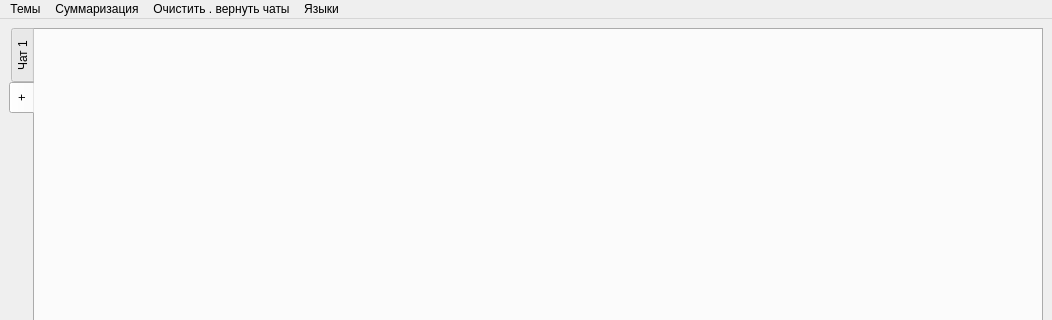
First picture: the form in GUI/Ui_MainWindow.ui, repository socloseeee/FileParserChatGPT, before the edit; both pictures show x 0 to 1052 and y 0 to 320 of the 1052 by 911 pixel window.
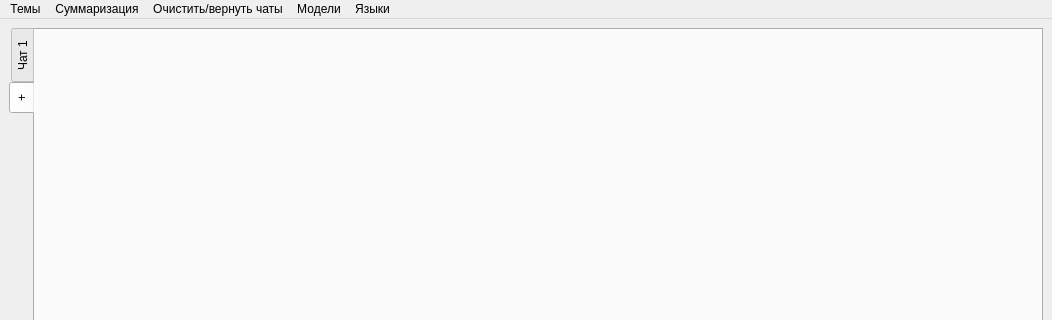
Second picture: the form after the edit. The open tabs and pages were chosen to show the change.

```diff
--- a/GUI/Ui_MainWindow.ui
+++ b/GUI/Ui_MainWindow.ui
@@ -76,12 +76,18 @@
    </widget>
    <widget class="QMenu" name="menu_4">
     <property name="title">
-     <string>Очистить . вернуть чаты</string>
+     <string>Очистить/вернуть чаты</string>
+    </property>
+   </widget>
+   <widget class="QMenu" name="menu_5">
+    <property name="title">
+     <string>Модели</string>
     </property>
    </widget>
    <addaction name="menu"/>
    <addaction name="menu_3"/>
    <addaction name="menu_4"/>
+   <addaction name="menu_5"/>
    <addaction name="menu_2"/>
   </widget>
  </widget>
```
Left out of the diff: 2 changed lines with no effect on the pictures.
